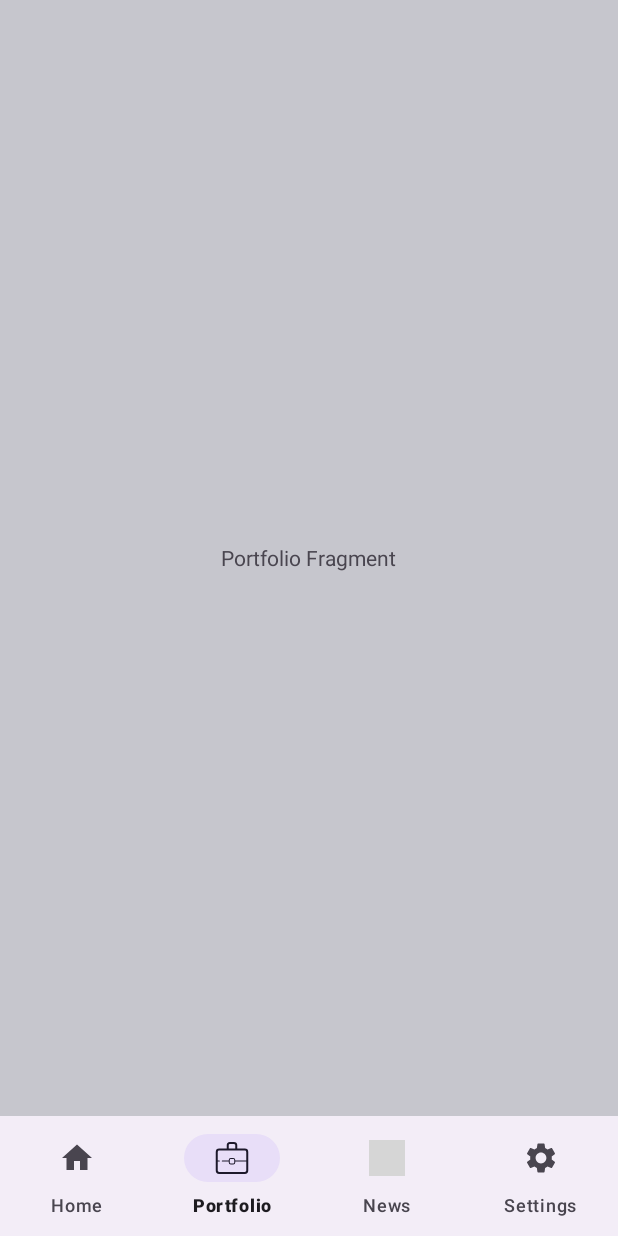
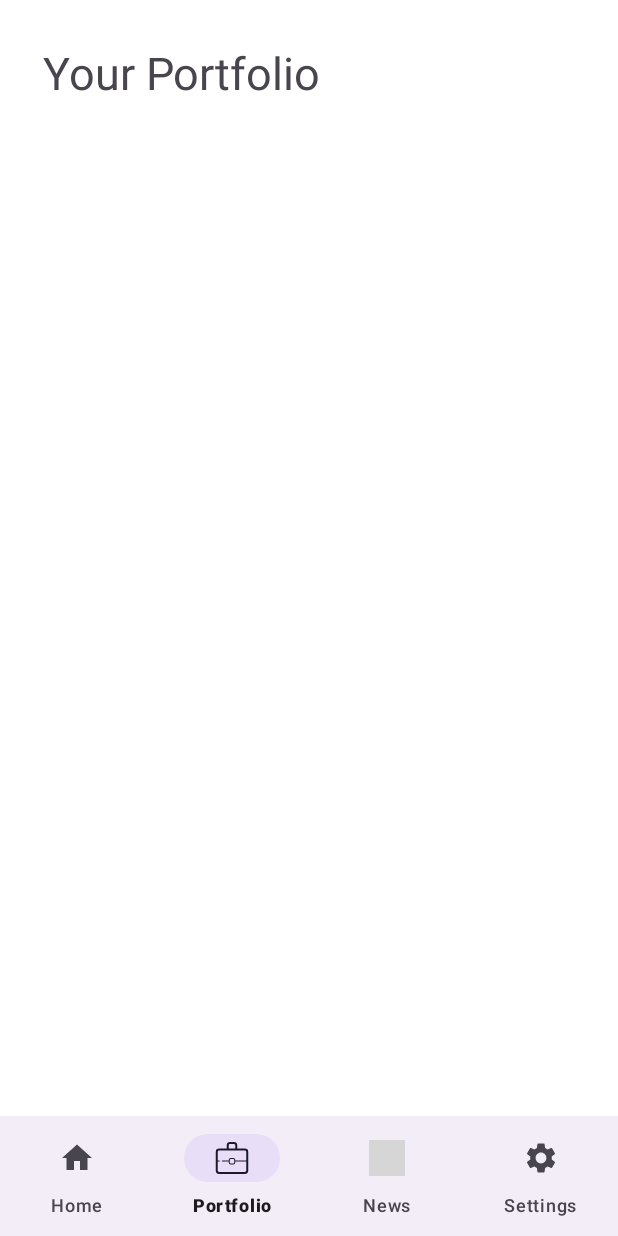
Before and after one commit to fdurmaz1/StockWise, an Android app: the HomeFragment screen opened directly, with no data from a screen before it, item 2 of the bottom bar chosen, on a phone screen of 412 x 824 dp. Run offline under Robolectric (Android 15) with nearby library versions, the phone set to English and light mode, and no system bars; libraries missing offline, so code that uses them is left out: com.chaquo.python; Roboto replaces fonts that are not available here; 5 statements that could not run were skipped; grey boxes are pictures that could not be loaded.

Commit message:
Now HomeFragment.java's RecyclerView's cardview of selected stock can transfer to PortfolioFragment.java's RecyclerView by clicking (+) Plus sign in cardview.

```diff
--- a/app/src/main/java/com/example/stockwise/HomeFragment.java
+++ b/app/src/main/java/com/example/stockwise/HomeFragment.java
@@ -1,7 +1,6 @@
 package com.example.stockwise;
 
 import android.annotation.SuppressLint;
-import android.app.SearchManager;
 import android.content.Context;
 import android.database.Cursor;
 import android.database.MatrixCursor;
@@ -13,12 +12,10 @@ import androidx.recyclerview.widget.LinearLayoutManager;
 import androidx.recyclerview.widget.RecyclerView;
 
 import android.provider.BaseColumns;
+import android.util.Log;
 import android.view.LayoutInflater;
 import android.view.View;
 import android.view.ViewGroup;
-import android.widget.ArrayAdapter;
-import android.widget.AutoCompleteTextView;
-import android.widget.BaseAdapter;
 import android.widget.Button;
 import android.widget.CursorAdapter;
 import android.widget.EditText;
@@ -39,27 +36,17 @@ import java.util.List;
  */
 public class HomeFragment extends Fragment {
 
-    TextView textView, tv;
-    EditText et1,et2;
-    Button Btn;
-    boolean initialSelection = true;
-    RecyclerView recyclerView;
-
+    private RecyclerView recyclerView;
 
     //search
     private SearchView searchView;
     private MatrixCursor cursor;
     private List<String> allStocks = new ArrayList<>();
 
-
     private List<String> filteredStocks = new ArrayList<>();
-
     private SelectedStocksAdapter selectedStocksAdapter;
     private List<String> selectedStocks = new ArrayList<>();
 
-
-    // TODO: Rename parameter arguments, choose names that match
-    // the fragment initialization parameters, e.g. ARG_ITEM_NUMBER
     private static final String ARG_PARAM1 = "param1";
     private static final String ARG_PARAM2 = "param2";
 
@@ -71,15 +58,6 @@ public class HomeFragment extends Fragment {
         // Required empty public constructor
     }
 
-    /**
-     * Use this factory method to create a new instance of
-     * this fragment using the provided parameters.
-     *
-     * @param param1 Parameter 1.
-     * @param param2 Parameter 2.
-     * @return A new instance of fragment HomeFragment.
-     */
-    // TODO: Rename and change types and number of parameters
     public static HomeFragment newInstance(String param1, String param2) {
         HomeFragment fragment = new HomeFragment();
         Bundle args = new Bundle();
@@ -98,7 +76,6 @@ public class HomeFragment extends Fragment {
             mParam2 = getArguments().getString(ARG_PARAM2);
         }
 
-
     }
 
     @Override
@@ -108,30 +85,16 @@ public class HomeFragment extends Fragment {
 
         searchView = view.findViewById(R.id.searchView);
         recyclerView = view.findViewById(R.id.recyclerview);
+
+        recyclerView.setLayoutManager(new LinearLayoutManager(getActivity()));
+
+        // Create adapter if null
+        if (selectedStocksAdapter == null) {
+            selectedStocksAdapter = new SelectedStocksAdapter(selectedStocks);
+            recyclerView.setAdapter(selectedStocksAdapter);
+        }
         new PythonDataFetchTask().execute();
 
-//        //start python
-//        if (!Python.isStarted()) {
-//            Python.start(new AndroidPlatform(getActivity()));
-//        }
-//
-//
-//        Python py = Python.getInstance();
-//        PyObject pyObject = py.getModule("myscript");
-//        PyObject getStockSymbols = pyObject.callAttr("get_stock_symbols_with_names");
-//        List<String> stockList = new ArrayList<>();
-//        for (PyObject item : getStockSymbols.asList()) {
-//            stockList.add(item.toString());
-//        }
-//
-//        cursor = new MatrixCursor(new String[]{BaseColumns._ID, "stock_name"});
-//        for (PyObject item : getStockSymbols.asList()) {
-//            allStocks.add(item.toString());
-//            cursor.addRow(new Object[]{allStocks.size() - 1, item.toString()});
-//        }
-//
-//        // Inside your HomeFragment...
-//
         StockSuggestionAdapter suggestionAdapter = new StockSuggestionAdapter(getActivity(), cursor, 0);
         searchView.setSuggestionsAdapter(suggestionAdapter);
 
@@ -167,16 +130,6 @@ public class HomeFragment extends Fragment {
                 return true;
             }
         });
-
-        RecyclerView recyclerView = view.findViewById(R.id.recyclerview);
-        recyclerView.setLayoutManager(new LinearLayoutManager(getActivity()));
-
-        // Create adapter if null
-        if (selectedStocksAdapter == null) {
-            selectedStocksAdapter = new SelectedStocksAdapter(selectedStocks);
-            recyclerView.setAdapter(selectedStocksAdapter);
-        }
-
 
 
         // Set up search functionality and handle search suggestions click
--- a/app/src/main/java/com/example/stockwise/MainActivity.java
+++ b/app/src/main/java/com/example/stockwise/MainActivity.java
@@ -42,4 +42,5 @@ public class MainActivity extends AppCompatActivity {
         fragmentTransaction.replace(R.id.frame_layout, fragment);
         fragmentTransaction.commit();
     }
+
 }
--- a/app/src/main/java/com/example/stockwise/PortfolioFragment.java
+++ b/app/src/main/java/com/example/stockwise/PortfolioFragment.java
@@ -3,10 +3,15 @@ package com.example.stockwise;
 import android.os.Bundle;
 
 import androidx.fragment.app.Fragment;
+import androidx.recyclerview.widget.LinearLayoutManager;
+import androidx.recyclerview.widget.RecyclerView;
 
 import android.view.LayoutInflater;
 import android.view.View;
 import android.view.ViewGroup;
+
+import java.util.ArrayList;
+import java.util.List;
 
 /**
  * A simple {@link Fragment} subclass.
@@ -14,6 +19,10 @@ import android.view.ViewGroup;
  * create an instance of this fragment.
  */
 public class PortfolioFragment extends Fragment {
+
+    private RecyclerView recyclerViewPortfolio;
+    private static PortfolioStocksAdapter portfolioStocksAdapter;
+    private static List<String> portfolioStocks = new ArrayList<>();
 
     // TODO: Rename parameter arguments, choose names that match
     // the fragment initialization parameters, e.g. ARG_ITEM_NUMBER
@@ -56,9 +65,30 @@ public class PortfolioFragment extends Fragment {
     }
 
     @Override
-    public View onCreateView(LayoutInflater inflater, ViewGroup container,
-                             Bundle savedInstanceState) {
-        // Inflate the layout for this fragment
-        return inflater.inflate(R.layout.fragment_portfolio, container, false);
+    public View onCreateView(LayoutInflater inflater, ViewGroup container, Bundle savedInstanceState) {
+        View view = inflater.inflate(R.layout.fragment_portfolio, container, false);
+
+        // Make sure the correct ID is used for the RecyclerView in fragment_portfolio layout
+        recyclerViewPortfolio = view.findViewById(R.id.recyclerViewPortfolio);
+
+        // Check for null before setting the adapter
+        if (recyclerViewPortfolio != null) {
+            recyclerViewPortfolio.setLayoutManager(new LinearLayoutManager(getContext()));
+            portfolioStocksAdapter = new PortfolioStocksAdapter(StockManager.getInstance().getSelectedStocks());
+            recyclerViewPortfolio.setAdapter(portfolioStocksAdapter);
+        }
+
+        return view;
+    }
+
+
+    // Function to add selected item to the PortfolioFragment's list
+
+    public void addToPortfolio(String selectedItem) {
+        portfolioStocks.add(selectedItem);
+
+        if (portfolioStocksAdapter != null) {
+            portfolioStocksAdapter.notifyDataSetChanged();
+        }
     }
 }
--- /dev/null
+++ b/app/src/main/java/com/example/stockwise/PortfolioStocksAdapter.java
@@ -0,0 +1,55 @@
+package com.example.stockwise;
+
+import android.view.LayoutInflater;
+import android.view.View;
+import android.view.ViewGroup;
+import android.widget.TextView;
+
+import androidx.annotation.NonNull;
+import androidx.recyclerview.widget.RecyclerView;
+
+import java.util.List;
+
+public class PortfolioStocksAdapter extends RecyclerView.Adapter<PortfolioStocksAdapter.PortfolioStocksViewHolder>{
+
+    private List<String> portfolioStocks;
+
+
+    public PortfolioStocksAdapter(List<String> portfolioStocks) {
+        this.portfolioStocks = portfolioStocks;
+    }
+
+    @NonNull
+    @Override
+    public PortfolioStocksViewHolder onCreateViewHolder(@NonNull ViewGroup parent, int viewType) {
+        View view = LayoutInflater.from(parent.getContext()).inflate(R.layout.stock_item, parent, false);
+        return new PortfolioStocksViewHolder(view);
+    }
+
+    @Override
+    public void onBindViewHolder(@NonNull PortfolioStocksViewHolder holder, int position) {
+        String combined = portfolioStocks.get(position);
+        String[] parts = combined.split("\n");
+
+        holder.textStockSymbol.setText(parts[0]);
+        holder.textStockName.setText(parts[1]);
+    }
+
+
+
+    public static class PortfolioStocksViewHolder extends RecyclerView.ViewHolder {
+        TextView textStockSymbol;
+        TextView textStockName;
+
+        public PortfolioStocksViewHolder(View itemView) {
+            super(itemView);
+            textStockSymbol = itemView.findViewById(R.id.textStockSymbol);
+            textStockName = itemView.findViewById(R.id.textStockName);
+        }
+    }
+
+    @Override
+    public int getItemCount() {
+        return portfolioStocks.size();
+    }
+}
--- /dev/null
+++ b/app/src/main/java/com/example/stockwise/StockManager.java
@@ -0,0 +1,21 @@
+package com.example.stockwise;
+
+import java.util.ArrayList;
+import java.util.List;
+
+public class StockManager {
+    private static final StockManager instance = new StockManager();
+    private List<String> selectedStocks = new ArrayList<>();
+
+    public static StockManager getInstance() {
+        return instance;
+    }
+
+    public List<String> getSelectedStocks() {
+        return selectedStocks;
+    }
+
+    public void addStock(String stock) {
+        selectedStocks.add(stock);
+    }
+}
--- a/app/src/main/res/layout/fragment_portfolio.xml
+++ b/app/src/main/res/layout/fragment_portfolio.xml
@@ -1,16 +1,38 @@
 <?xml version="1.0" encoding="utf-8"?>
-<FrameLayout xmlns:android="http://schemas.android.com/apk/res/android"
+<androidx.constraintlayout.widget.ConstraintLayout xmlns:android="http://schemas.android.com/apk/res/android"
+    xmlns:app="http://schemas.android.com/apk/res-auto"
     xmlns:tools="http://schemas.android.com/tools"
     android:layout_width="match_parent"
     android:layout_height="match_parent"
-    android:background="@color/material_dynamic_neutral80"
+    android:background="@color/white"
     tools:context=".PortfolioFragment">
 
     <!-- TODO: Update blank fragment layout -->
+
     <TextView
+        android:id="@+id/textView2"
         android:layout_width="wrap_content"
         android:layout_height="wrap_content"
-        android:text="@string/hello_blank_fragment2"
-        android:layout_gravity="center" />
+        android:layout_gravity="center"
+        android:layout_marginTop="28dp"
+        android:text="Your Portfolio"
+        android:textSize="30dp"
+        app:layout_constraintEnd_toEndOf="parent"
+        app:layout_constraintHorizontal_bias="0.126"
+        app:layout_constraintStart_toStartOf="parent"
+        app:layout_constraintTop_toTopOf="parent" />
 
-</FrameLayout>
+    <androidx.recyclerview.widget.RecyclerView
+        android:id="@+id/recyclerViewPortfolio"
+        android:layout_width="411dp"
+        android:layout_height="480dp"
+        android:layout_marginTop="36dp"
+        android:layout_marginBottom="1dp"
+        app:layout_constraintBottom_toBottomOf="parent"
+        app:layout_constraintEnd_toEndOf="parent"
+        app:layout_constraintHorizontal_bias="1.0"
+        app:layout_constraintStart_toStartOf="parent"
+        app:layout_constraintTop_toBottomOf="@+id/textView2"
+        app:layout_constraintVertical_bias="1.0" />
+
+</androidx.constraintlayout.widget.ConstraintLayout>
```
Also changed, not shown: app/src/main/java/com/example/stockwise/SelectedStocksAdapter.java (+20 -1 lines).
